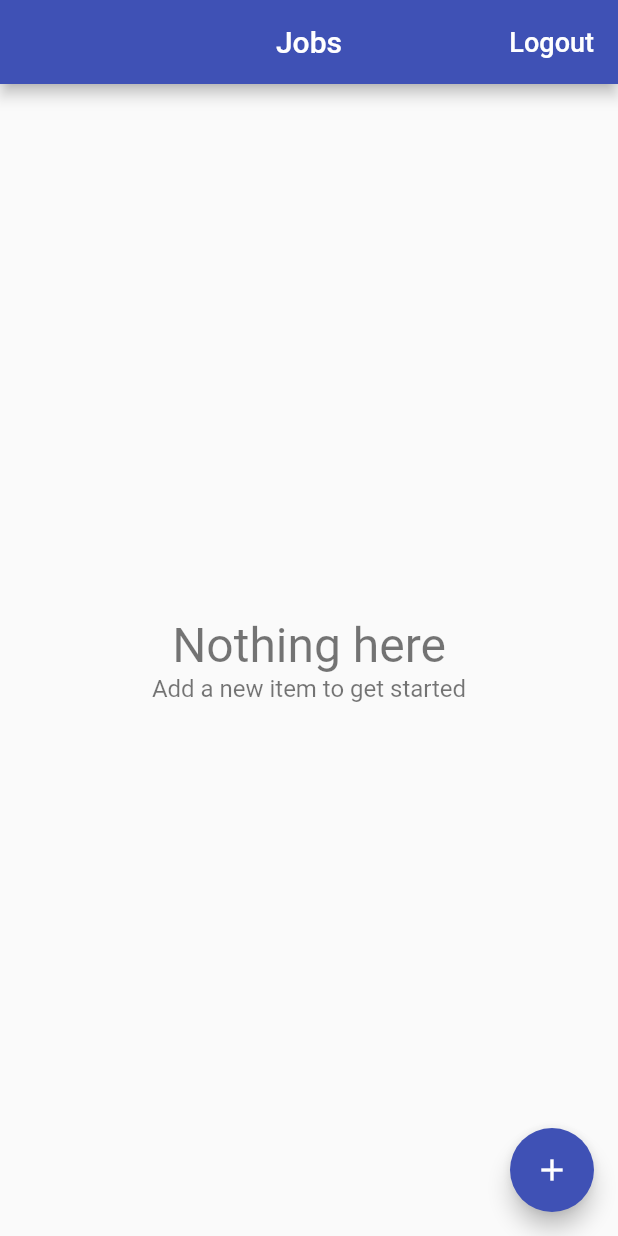
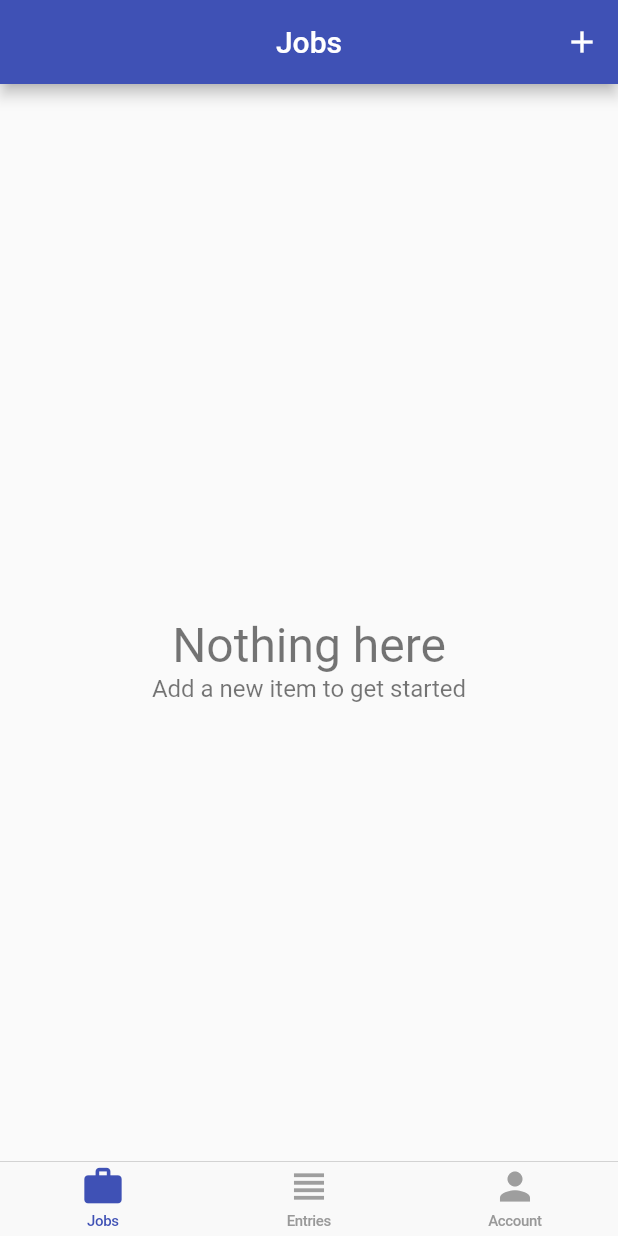
Before and after one commit to amyleeunited/time_tracker_app, a Flutter app: the screen it shows once a user with an empty profile is signed in, on a phone screen of 412 x 824 dp. Run offline on Flutter 3.47's test engine with Material 2 defaults, Android fonts, the phone set to English and light mode, and no system bars; our stand-ins replace cloud_firestore, firebase_auth, google_sign_in; missing offline and left inert: flutter_facebook_login; accounts and stored records are empty.

Commit message:
CupertinoHome

```diff
--- /dev/null
+++ b/lib/home/cupertirno_home_scaffold.dart
@@ -0,0 +1,53 @@
+import 'package:flutter/cupertino.dart';
+import 'package:flutter/material.dart';
+import 'package:time_tracker_app/home/tab_item.dart';
+
+class CupertinoHomeScaffold extends StatelessWidget {
+  const CupertinoHomeScaffold(
+      {Key key,
+      @required this.currentTab,
+      @required this.onSelectTab,
+      @required this.widgetBuilders,
+      @required this.navigatorKeys})
+      : super(key: key);
+
+  final TabItem currentTab;
+  final ValueChanged<TabItem> onSelectTab;
+  final Map<TabItem, WidgetBuilder> widgetBuilders;
+  final Map<TabItem, GlobalKey<NavigatorState>> navigatorKeys;
+
+  @override
+  Widget build(BuildContext context) {
+    return CupertinoTabScaffold(
+        tabBar: CupertinoTabBar(
+          items: [
+            _buildItem(TabItem.jobs),
+            _buildItem(TabItem.entries),
+            _buildItem(TabItem.account),
+          ],
+          onTap: (index) => onSelectTab(TabItem.values[index]),
+        ),
+        tabBuilder: (context, index) {
+          final items = TabItem.values[index];
+          return CupertinoTabView(
+            navigatorKey: navigatorKeys[items],
+            builder: (context) => widgetBuilders[items](context),
+          );
+        });
+  }
+
+  BottomNavigationBarItem _buildItem(TabItem tabItem) {
+    final itemData = TabItemData.allTabs[tabItem];
+    final color = currentTab == tabItem ? Colors.indigo : Colors.grey;
+    return BottomNavigationBarItem(
+      title: Text(
+        itemData.title,
+        style: TextStyle(color: color),
+      ),
+      icon: Icon(
+        itemData.icon,
+        color: color,
+      ),
+    );
+  }
+}
--- /dev/null
+++ b/lib/home/home_page.dart
@@ -0,0 +1,50 @@
+import 'package:flutter/material.dart';
+import 'package:time_tracker_app/home/cupertirno_home_scaffold.dart';
+import 'package:time_tracker_app/home/jobs/jobs_page.dart';
+import 'package:time_tracker_app/home/tab_item.dart';
+import 'package:time_tracker_app/pages/account/account_page.dart';
+
+class HomePage extends StatefulWidget {
+  @override
+  _HomePageState createState() => _HomePageState();
+}
+
+class _HomePageState extends State<HomePage> {
+  TabItem _currentTab = TabItem.jobs;
+
+  Map<TabItem, GlobalKey<NavigatorState>> navigatorKeys = {
+    TabItem.jobs: GlobalKey<NavigatorState>(),
+    TabItem.entries: GlobalKey<NavigatorState>(),
+    TabItem.account: GlobalKey<NavigatorState>(),
+  };
+
+  Map<TabItem, WidgetBuilder> get widgetBuilders {
+    return {
+      TabItem.jobs: (_) => JobsPage(),
+      TabItem.entries: (_) => Container(),
+      TabItem.account: (_) => AccountPage(),
+    };
+  }
+
+  void _select(TabItem tabItem) {
+    if (tabItem == _currentTab) {
+      navigatorKeys[tabItem].currentState.popUntil((route) => route.isFirst);
+    } else {
+      setState(() =>_currentTab = tabItem);
+    }
+  }
+
+  @override
+  Widget build(BuildContext context) {
+    return WillPopScope(
+      onWillPop: () async =>
+          !await navigatorKeys[_currentTab].currentState.maybePop(),
+      child: CupertinoHomeScaffold(
+        currentTab: _currentTab,
+        onSelectTab: _select,
+        widgetBuilders: widgetBuilders,
+        navigatorKeys: navigatorKeys,
+      ),
+    );
+  }
+}
--- a/lib/home/job_entries/entry_page.dart
+++ b/lib/home/job_entries/entry_page.dart
@@ -16,7 +16,7 @@ class EntryPage extends StatefulWidget {
   final Database database;
 
   static Future<void> show({BuildContext context, Database database, Job job, Entry entry}) async {
-    await Navigator.of(context).push(
+    await Navigator.of(context, rootNavigator: true).push(
       MaterialPageRoute(
         builder: (context) =>
             EntryPage(database: database, job: job, entry: entry),
--- a/lib/home/jobs/edit_job_page.dart
+++ b/lib/home/jobs/edit_job_page.dart
@@ -15,7 +15,7 @@ class EditJobPage extends StatefulWidget with NewJobEntryStringValidator {
   final Job job;
 
   static Future<void> show(BuildContext context, {Database database, Job job}) async {
-    await Navigator.of(context).push(
+    await Navigator.of(context, rootNavigator: true).push(
       MaterialPageRoute(
         builder: (context) => EditJobPage(
           database: database,
--- a/lib/home/jobs/jobs_page.dart
+++ b/lib/home/jobs/jobs_page.dart
@@ -12,26 +12,7 @@ import 'package:time_tracker_app/services/database.dart';
 import 'package:flutter/services.dart';
 
 class JobsPage extends StatelessWidget {
-  Future<void> _signOut(BuildContext context) async {
-    try {
-      final auth = Provider.of<AuthBase>(context, listen: false);
-      await auth.signOut();
-    } catch (e) {
-      print(e.toString());
-    }
-  }
 
-  Future<void> _confirmSignOut(BuildContext context) async {
-    final didRequestSignOut = await PlatformAlertDialog(
-      title: 'Logout',
-      cancelActionText: 'Cancel',
-      content: 'Are you sure you want to logout?',
-      defaultActionText: 'Logout',
-    ).show(context);
-    if (didRequestSignOut == true) {
-      _signOut(context);
-    }
-  }
 
   Future<void> _delete(BuildContext context, Job job) async {
     try {
@@ -53,26 +34,19 @@ class JobsPage extends StatelessWidget {
         title: Text('Jobs'),
         centerTitle: true,
         actions: <Widget>[
-          FlatButton(
-            child: Text(
-              'Logout',
-              style: TextStyle(
-                fontSize: 18.0,
-                color: Colors.white,
-              ),
+          IconButton(
+            icon: Icon(
+              Icons.add,
+              color: Colors.white,
             ),
-            onPressed: () => _confirmSignOut(context),
-//            onPressed: _signOut,
-          )
+            onPressed: () =>
+            EditJobPage.show(context, database: database, job: null),
+          ),
+
         ],
       ),
       body: _buildContent(context),
-      floatingActionButton: FloatingActionButton(
-        child: Icon(
-          Icons.add,
-        ),
-        onPressed: () => EditJobPage.show(context, database:database, job: null),
-      ),
+
     );
   }
 
--- /dev/null
+++ b/lib/home/tab_item.dart
@@ -0,0 +1,20 @@
+import 'package:flutter/cupertino.dart';
+import 'package:flutter/material.dart';
+
+enum TabItem {jobs, entries, account}
+
+class TabItemData {
+
+  const TabItemData({@required this.title, @required this.icon});
+
+  final String title;
+  final IconData icon;
+
+  static const Map<TabItem, TabItemData> allTabs = {
+    TabItem.jobs: TabItemData(title: "Jobs", icon: Icons.work),
+    TabItem.entries: TabItemData(title: "Entries", icon: Icons.view_headline),
+    TabItem.account: TabItemData(title: "Account", icon: Icons.person),
+  };
+
+
+}
--- a/lib/pages/landing_page.dart
+++ b/lib/pages/landing_page.dart
@@ -1,6 +1,7 @@
 import 'package:flutter/material.dart';
 import 'package:provider/provider.dart';
 import 'package:time_tracker_app/app/signin/sign_in_page.dart';
+import 'package:time_tracker_app/home/home_page.dart';
 import 'package:time_tracker_app/home/jobs/jobs_page.dart';
 import 'package:time_tracker_app/services/auth.dart';
 import 'package:time_tracker_app/services/database.dart';
@@ -22,7 +23,7 @@ class LandingPage extends StatelessWidget {
           }
           return Provider<Database>(
               create: (_) => FirestoreDatabase(uid: user.uid),
-              child: JobsPage());
+              child: HomePage());
         } else return Scaffold(
           body: Center(
             child: CircularProgressIndicator(),
--- a/pubspec.yaml
+++ b/pubspec.yaml
@@ -14,7 +14,7 @@ description: A new Flutter application.
 version: 1.0.0+1
 
 environment:
-  sdk: ">=2.1.0 <3.0.0"
+  sdk: ">=2.5.0 <3.0.0"
 
 dependencies:
   flutter:
```
Also changed, not shown: lib/home/job_entries/job_entries_page.dart (+14 -11 lines), lib/pages/account/account_page.dart (added, +53 -0 lines), pubspec.lock.
